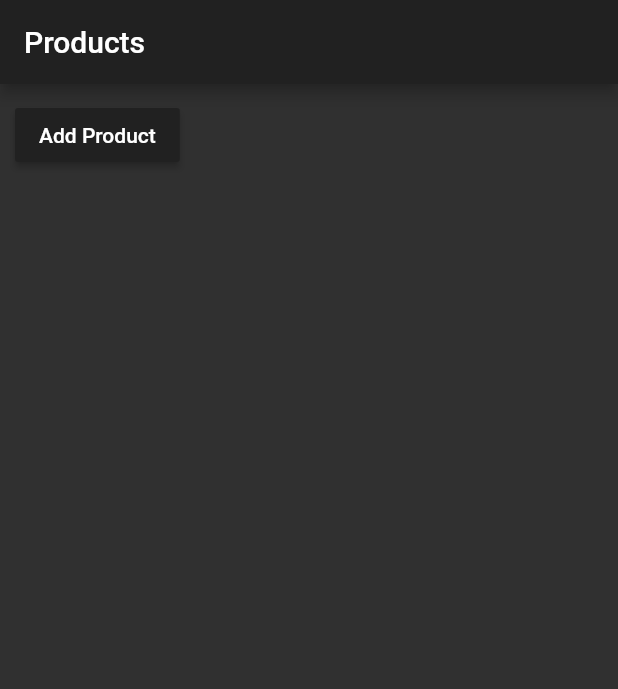
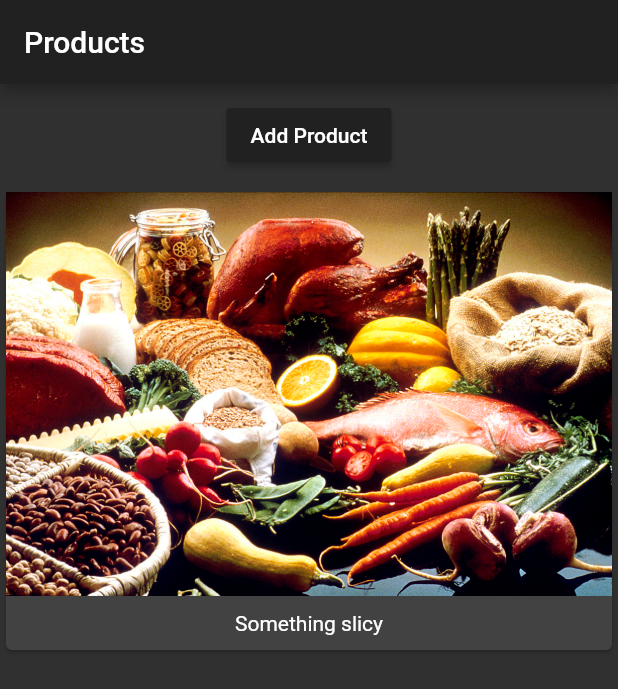
Before and after one commit to ironsoul0/flutter-app, a Flutter app: the screen it shows after launch, on a phone screen of 412 x 824 dp. Shown: the top 689 px of the screen. Run offline on Flutter 3.47's test engine with Material 2 defaults, Android fonts, the phone set to English and light mode, and no system bars.

Commit message:
updated product addition

```diff
--- a/lib/product_control.dart
+++ b/lib/product_control.dart
@@ -7,12 +7,10 @@ class ProductControl extends StatelessWidget {
 
   @override
   Widget build(BuildContext context) {
-    // TODO: implement build
     return RaisedButton(
       color: Theme.of(context).primaryColor,
       onPressed: () {
-        addProduct("Hello");
-        print('kek');
+        addProduct("Something tasty");
       },
       child: Text("Add Product"),
     );
--- a/lib/product_manager.dart
+++ b/lib/product_manager.dart
@@ -18,7 +18,7 @@ class _ProductManagerState extends State<ProductManager> {
 
   @override
   void initState() {
-    //_products.add(widget.startingProduct);
+    _products.add(widget.startingProduct);
     super.initState();
   }
 
```
